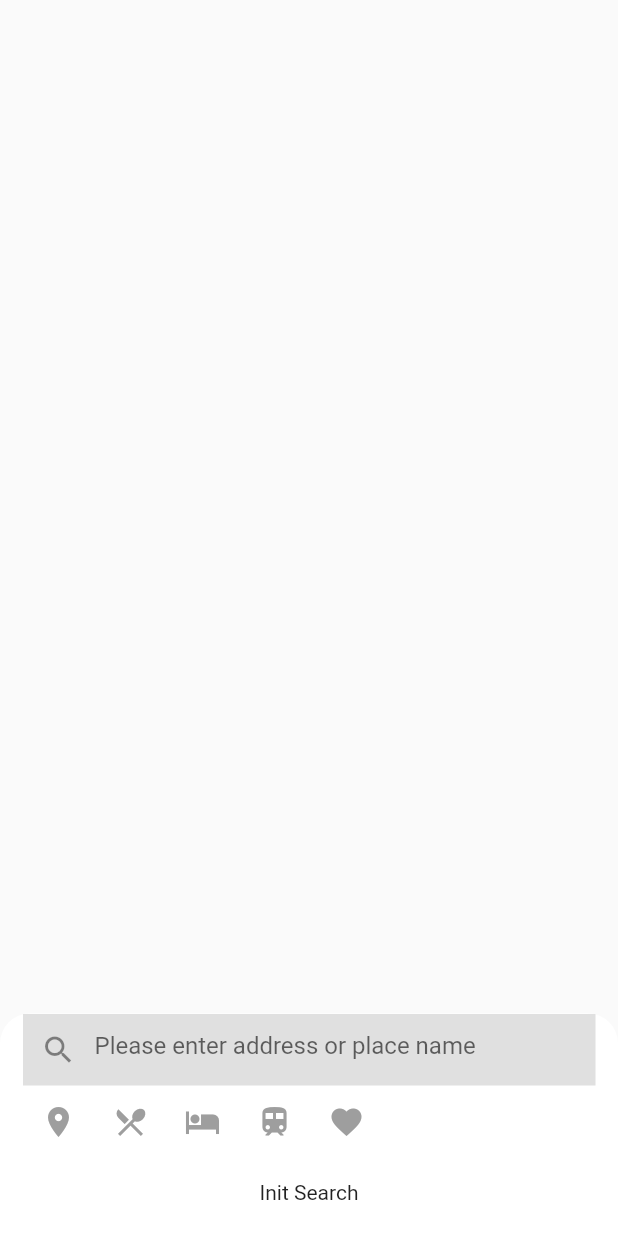
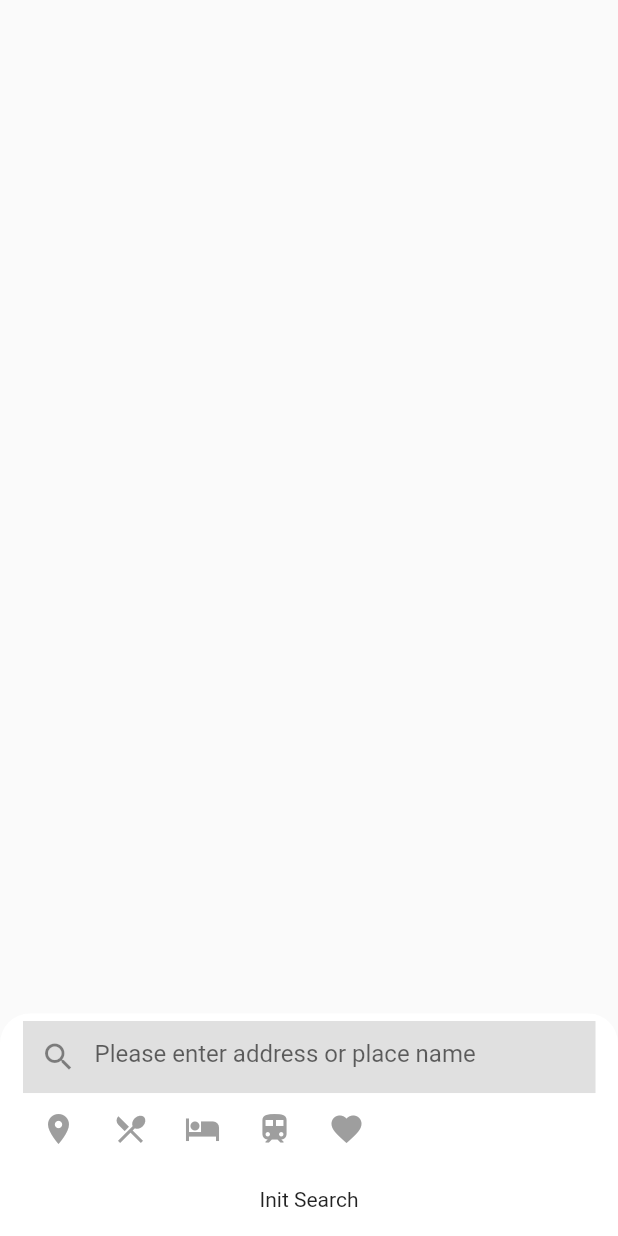
Before and after one commit to jill880829/Trip-Adivisor, a Flutter app: the DraggableSearchableListView widget shown alone on an empty page, opened directly, on a phone screen of 412 x 824 dp. Run offline on Flutter 3.47's test engine with Material 2 defaults, Android fonts, the phone set to English and light mode, and no system bars; our stand-ins replace bloc, equatable, flutter_bloc, geolocator, google_maps_flutter, timeline_tile; generated files the repository leaves out were written again.

Commit message:
fix UI bug

```diff
--- a/lib/page/search/list/DraggableSearchableListView.dart
+++ b/lib/page/search/list/DraggableSearchableListView.dart
@@ -47,7 +47,7 @@ class _DraggableSearchableListViewState
                   slivers: <Widget>[
                     SliverAppBar(
                       bottom: PreferredSize(
-                        preferredSize: const Size.fromHeight(40),
+                        preferredSize: const Size.fromHeight(45),
                         child: Column(
                           children: <Widget>[
                             TextField(
```
